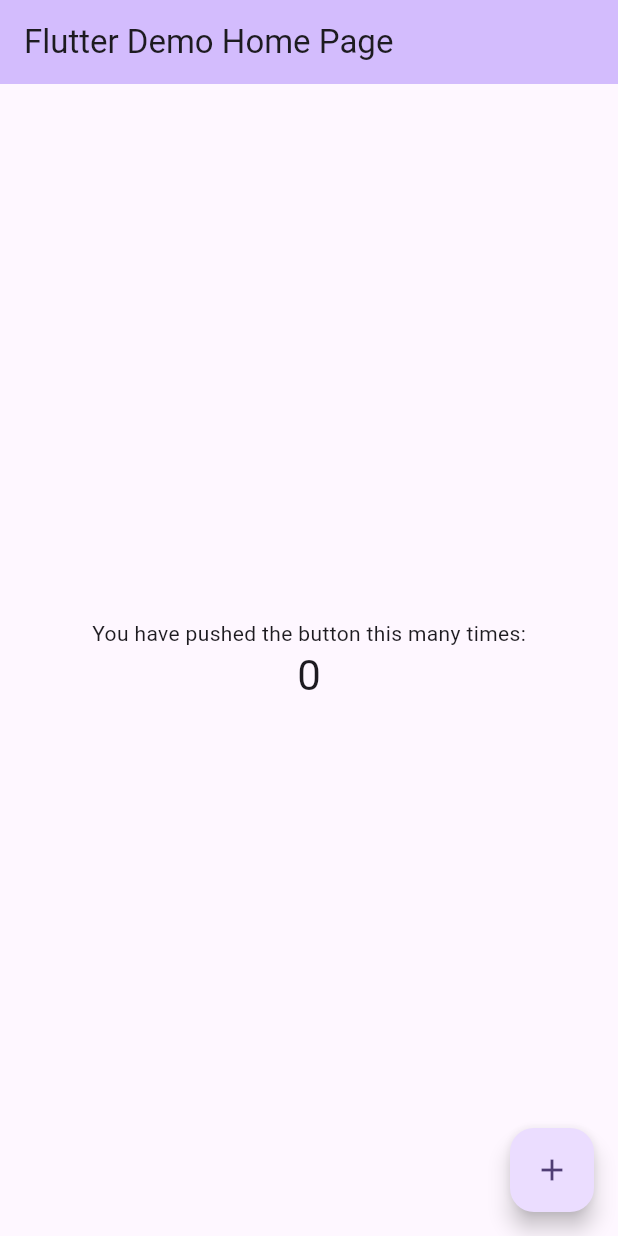
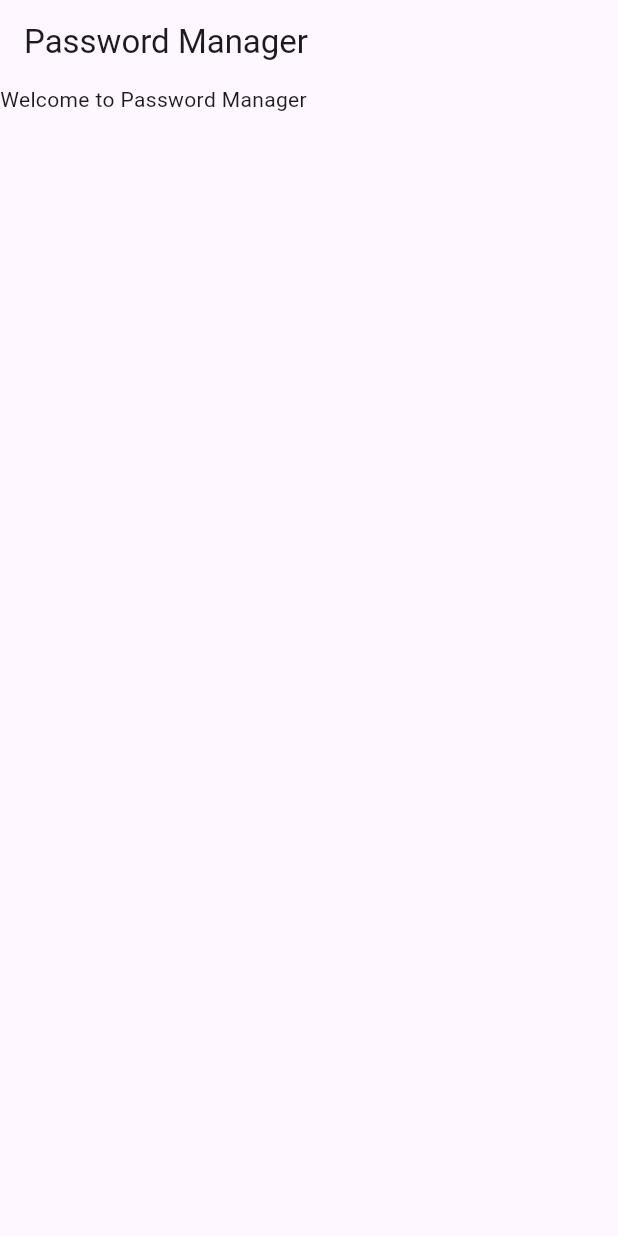
Before and after one commit to ChaitanyaKharya2003/pass_manager, a Flutter app: the screen it shows after launch, on a phone screen of 412 x 824 dp. Run offline on Flutter 3.47's test engine with Material 3 defaults, Android fonts, the phone set to English and light mode, and no system bars.

```diff
--- /dev/null
+++ b/lib/home.dart
@@ -0,0 +1,26 @@
+import 'package:flutter/material.dart';
+
+class HomePage extends StatefulWidget {
+  const HomePage({super.key});
+
+  @override
+  State<HomePage> createState() => _HomePageState();
+}
+
+class _HomePageState extends State<HomePage> {
+  @override
+  Widget build(BuildContext context) {
+    return Scaffold(
+      appBar: AppBar(
+        title: const Text('Password Manager'),
+      ),
+      body: const Column(
+        children: [
+          Text(
+            'Welcome to Password Manager',
+          ),
+        ]
+      ),
+    );
+  }
+}
--- a/lib/main.dart
+++ b/lib/main.dart
@@ -1,4 +1,5 @@
 import 'package:flutter/material.dart';
+import 'package:pass_manager/home.dart';
 
 void main() {
   runApp(const MyApp());
@@ -6,120 +7,14 @@ void main() {
 
 class MyApp extends StatelessWidget {
   const MyApp({super.key});
-
-  // This widget is the root of your application.
   @override
   Widget build(BuildContext context) {
     return MaterialApp(
-      title: 'Flutter Demo',
+      title: 'Passsword Manager',
       theme: ThemeData(
-        // This is the theme of your application.
-        //
-        // TRY THIS: Try running your application with "flutter run". You'll see
-        // the application has a purple toolbar. Then, without quitting the app,
-        // try changing the seedColor in the colorScheme below to Colors.green
-        // and then invoke "hot reload" (save your changes or press the "hot
-        // reload" button in a Flutter-supported IDE, or press "r" if you used
-        // the command line to start the app).
-        //
-        // Notice that the counter didn't reset back to zero; the application
-        // state is not lost during the reload. To reset the state, use hot
-        // restart instead.
-        //
-        // This works for code too, not just values: Most code changes can be
-        // tested with just a hot reload.
-        colorScheme: ColorScheme.fromSeed(seedColor: Colors.deepPurple),
         useMaterial3: true,
       ),
-      home: const MyHomePage(title: 'Flutter Demo Home Page'),
+      home: const HomePage(),
     );
   }
 }
-
-class MyHomePage extends StatefulWidget {
-  const MyHomePage({super.key, required this.title});
-
-  // This widget is the home page of your application. It is stateful, meaning
-  // that it has a State object (defined below) that contains fields that affect
-  // how it looks.
-
-  // This class is the configuration for the state. It holds the values (in this
-  // case the title) provided by the parent (in this case the App widget) and
-  // used by the build method of the State. Fields in a Widget subclass are
-  // always marked "final".
-
-  final String title;
-
-  @override
-  State<MyHomePage> createState() => _MyHomePageState();
-}
-
-class _MyHomePageState extends State<MyHomePage> {
-  int _counter = 0;
-
-  void _incrementCounter() {
-    setState(() {
-      // This call to setState tells the Flutter framework that something has
-      // changed in this State, which causes it to rerun the build method below
-      // so that the display can reflect the updated values. If we changed
-      // _counter without calling setState(), then the build method would not be
-      // called again, and so nothing would appear to happen.
-      _counter++;
-    });
-  }
-
-  @override
-  Widget build(BuildContext context) {
-    // This method is rerun every time setState is called, for instance as done
-    // by the _incrementCounter method above.
-    //
-    // The Flutter framework has been optimized to make rerunning build methods
-    // fast, so that you can just rebuild anything that needs updating rather
-    // than having to individually change instances of widgets.
-    return Scaffold(
-      appBar: AppBar(
-        // TRY THIS: Try changing the color here to a specific color (to
-        // Colors.amber, perhaps?) and trigger a hot reload to see the AppBar
-        // change color while the other colors stay the same.
-        backgroundColor: Theme.of(context).colorScheme.inversePrimary,
-        // Here we take the value from the MyHomePage object that was created by
-        // the App.build method, and use it to set our appbar title.
-        title: Text(widget.title),
-      ),
-      body: Center(
-        // Center is a layout widget. It takes a single child and positions it
-        // in the middle of the parent.
-        child: Column(
-          // Column is also a layout widget. It takes a list of children and
-          // arranges them vertically. By default, it sizes itself to fit its
-          // children horizontally, and tries to be as tall as its parent.
-          //
-          // Column has various properties to control how it sizes itself and
-          // how it positions its children. Here we use mainAxisAlignment to
-          // center the children vertically; the main axis here is the vertical
-          // axis because Columns are vertical (the cross axis would be
-          // horizontal).
-          //
-          // TRY THIS: Invoke "debug painting" (choose the "Toggle Debug Paint"
-          // action in the IDE, or press "p" in the console), to see the
-          // wireframe for each widget.
-          mainAxisAlignment: MainAxisAlignment.center,
-          children: <Widget>[
-            const Text(
-              'You have pushed the button this many times:',
-            ),
-            Text(
-              '$_counter',
-              style: Theme.of(context).textTheme.headlineMedium,
-            ),
-          ],
-        ),
-      ),
-      floatingActionButton: FloatingActionButton(
-        onPressed: _incrementCounter,
-        tooltip: 'Increment',
-        child: const Icon(Icons.add),
-      ), // This trailing comma makes auto-formatting nicer for build methods.
-    );
-  }
-}
--- /dev/null
+++ b/lib/utils/sizes.dart
@@ -0,0 +1,5 @@
+import 'package:flutter/material.dart';
+
+double getHeight(BuildContext context, double percentage) => MediaQuery.of(context).size.height * percentage/100;
+
+double getWidth(BuildContext context, double percentage) => MediaQuery.of(context).size.width * percentage/100;
```
Also changed, not shown: lib/route.dart (added).
